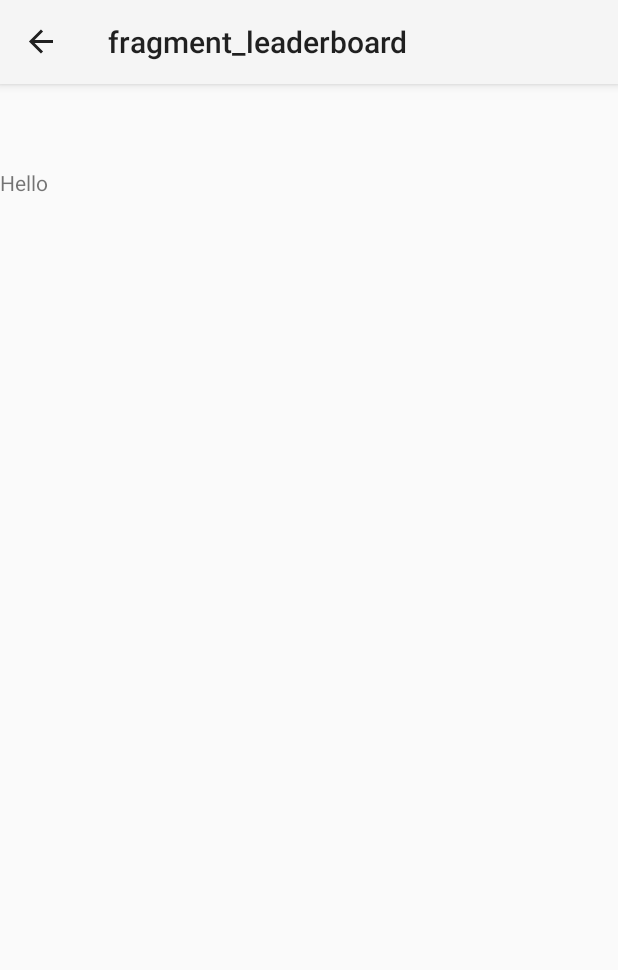
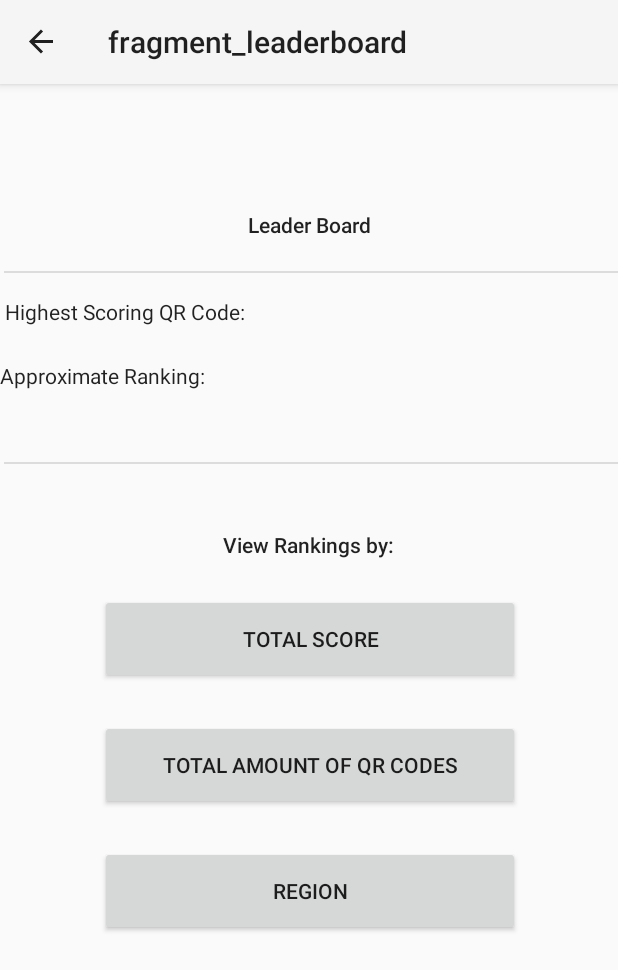
Before and after one commit to CMPUT301W23T15/QRHunter, an Android app: the LeaderboardFragment screen opened through its navigation route, on a phone screen of 412 x 824 dp. Shown: the top 970 px of the screen. Run offline under Robolectric (Android 15) with nearby library versions, the phone set to English and light mode, and no system bars; our stand-ins replace Firebase (no records; nobody signed in at launch, a user with empty details on screens opened directly), navigation-ui; libraries missing offline, so code that uses them is left out: org.checkerframework.checker; 2 statements that could not run were skipped.

Commit message:
Set up fragment_leaderboard.xml

```diff
--- a/app/src/main/res/layout/fragment_leaderboard.xml
+++ b/app/src/main/res/layout/fragment_leaderboard.xml
@@ -1,13 +1,109 @@
 <?xml version="1.0" encoding="utf-8"?>
-<FrameLayout xmlns:android="http://schemas.android.com/apk/res/android"
+<androidx.constraintlayout.widget.ConstraintLayout xmlns:android="http://schemas.android.com/apk/res/android"
+    xmlns:app="http://schemas.android.com/apk/res-auto"
     xmlns:tools="http://schemas.android.com/tools"
     android:layout_width="match_parent"
     android:layout_height="match_parent"
     tools:context=".ui.leaderboard.LeaderboardFragment">
 
     <TextView
-        android:layout_width="match_parent"
-        android:layout_height="match_parent"
-        android:text="Hello" />
+        android:id="@+id/textView2"
+        android:layout_width="wrap_content"
+        android:layout_height="wrap_content"
+        android:layout_marginTop="28dp"
+        android:text="Leader Board"
+        android:textAppearance="@style/TextAppearance.AppCompat.Body2"
+        app:layout_constraintEnd_toEndOf="parent"
+        app:layout_constraintHorizontal_bias="0.5"
+        app:layout_constraintStart_toStartOf="parent"
+        app:layout_constraintTop_toTopOf="parent" />
 
-</FrameLayout>
+    <TextView
+        android:id="@+id/title_highest_score"
+        android:layout_width="wrap_content"
+        android:layout_height="wrap_content"
+        android:layout_marginTop="16dp"
+        android:text=" Highest Scoring QR Code:"
+        android:textAppearance="@style/TextAppearance.AppCompat.Body1"
+        app:layout_constraintStart_toStartOf="parent"
+        app:layout_constraintTop_toBottomOf="@+id/divider2" />
+
+    <TextView
+        android:id="@+id/title_ranking"
+        android:layout_width="wrap_content"
+        android:layout_height="wrap_content"
+        android:layout_marginTop="23dp"
+        android:text="Approximate Ranking:"
+        android:textAppearance="@style/TextAppearance.AppCompat.Body1"
+        app:layout_constraintBottom_toTopOf="@+id/divider"
+        app:layout_constraintStart_toStartOf="parent"
+        app:layout_constraintTop_toBottomOf="@+id/title_highest_score"
+        app:layout_constraintVertical_bias="0.5" />
+
+    <View
+        android:id="@+id/divider"
+        android:layout_width="409dp"
+        android:layout_height="1dp"
+        android:layout_marginTop="48dp"
+        android:background="?android:attr/listDivider"
+        app:layout_constraintEnd_toEndOf="parent"
+        app:layout_constraintTop_toBottomOf="@+id/title_ranking" />
+
+    <View
+        android:id="@+id/divider2"
+        android:layout_width="409dp"
+        android:layout_height="1dp"
+        android:layout_marginTop="21dp"
+        android:background="?android:attr/listDivider"
+        app:layout_constraintEnd_toEndOf="parent"
+        app:layout_constraintTop_toBottomOf="@+id/textView2" />
+
+    <TextView
+        android:id="@+id/title_view_ranking"
+        android:layout_width="wrap_content"
+        android:layout_height="wrap_content"
+        android:layout_marginTop="28dp"
+        android:layout_marginBottom="8dp"
+        android:text="View Rankings by:"
+        android:textAppearance="@style/TextAppearance.AppCompat.Body2"
+        app:layout_constraintBottom_toTopOf="@+id/button_rankBy_total_score"
+        app:layout_constraintEnd_toEndOf="parent"
+        app:layout_constraintHorizontal_bias="0.498"
+        app:layout_constraintStart_toStartOf="parent"
+        app:layout_constraintTop_toBottomOf="@+id/divider"
+        app:layout_constraintVertical_bias="0.5" />
+
+    <Button
+        android:id="@+id/button_rankBy_total_score"
+        android:layout_width="280dp"
+        android:layout_height="60dp"
+        android:layout_marginBottom="24dp"
+        android:text="TOTAL SCORE"
+        app:layout_constraintBottom_toTopOf="@+id/button_rankBy_total_amount"
+        app:layout_constraintEnd_toEndOf="parent"
+        app:layout_constraintHorizontal_bias="0.503"
+        app:layout_constraintStart_toStartOf="parent" />
+
+    <Button
+        android:id="@+id/button_rankBy_total_amount"
+        android:layout_width="280dp"
+        android:layout_height="60dp"
+        android:layout_marginBottom="24dp"
+        android:text="TOTAL AMOUNT OF QR CODES"
+        app:layout_constraintBottom_toTopOf="@+id/button_rankBy_region"
+        app:layout_constraintEnd_toEndOf="parent"
+        app:layout_constraintHorizontal_bias="0.503"
+        app:layout_constraintStart_toStartOf="parent" />
+
+    <Button
+        android:id="@+id/button_rankBy_region"
+        android:layout_width="280dp"
+        android:layout_height="60dp"
+        android:layout_marginBottom="200dp"
+        android:text="REGION"
+        app:layout_constraintBottom_toBottomOf="parent"
+        app:layout_constraintEnd_toEndOf="parent"
+        app:layout_constraintHorizontal_bias="0.503"
+        app:layout_constraintStart_toStartOf="parent" />
+
+</androidx.constraintlayout.widget.ConstraintLayout>
```
